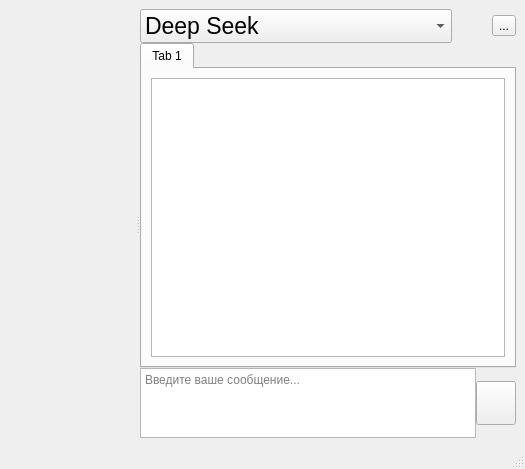
Above: mainwindow.ui from armarkaryan/aiOr before the change. Below: the same form after it.
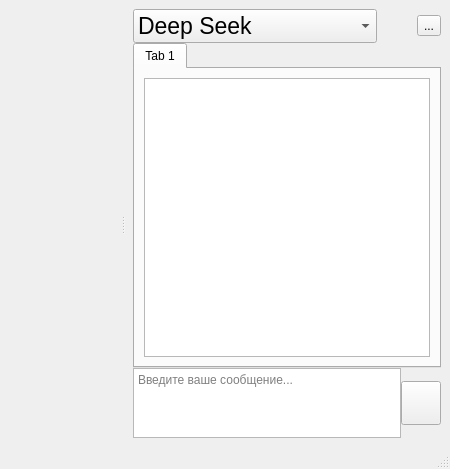
That is the form after the change. Icons and pictures are not drawn. Custom widgets are drawn as their Qt base class.

```diff
--- a/mainwindow.ui
+++ b/mainwindow.ui
@@ -6,7 +6,7 @@
    <rect>
     <x>0</x>
     <y>0</y>
-    <width>525</width>
+    <width>450</width>
     <height>469</height>
    </rect>
   </property>
@@ -17,15 +17,18 @@
       <property name="orientation">
        <enum>Qt::Orientation::Horizontal</enum>
       </property>
+      <property name="handleWidth">
+       <number>20</number>
+      </property>
       <widget class="ChatList" name="w_ChatList" native="true">
        <property name="sizePolicy">
-        <sizepolicy hsizetype="Maximum" vsizetype="Preferred">
+        <sizepolicy hsizetype="Preferred" vsizetype="Preferred">
          <horstretch>0</horstretch>
          <verstretch>0</verstretch>
         </sizepolicy>
        </property>
       </widget>
-      <widget class="QWidget" name="">
+      <widget class="QWidget" name="layoutWidget">
        <layout class="QVBoxLayout" name="vl_Main" stretch="0,0,0">
         <property name="spacing">
          <number>0</number>
```
Left out of the diff: 3 changed lines with no effect on the pictures.
